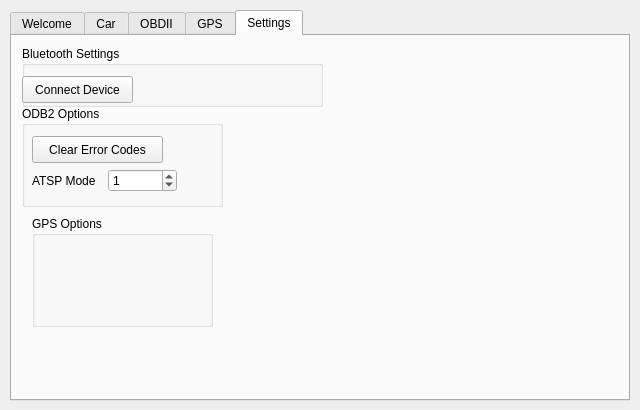
Above: main.ui from kd8bny/pi2go before the change. Below: the same form after it.
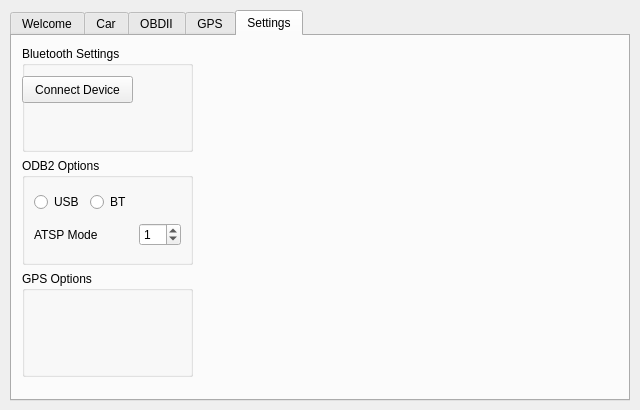
That is the form after the change. The open tabs and pages were chosen to show the change.

Commit message: Added USB/BT OBD selector

Diff of the .ui file:
```diff
--- a/main.ui
+++ b/main.ui
@@ -212,6 +212,19 @@
        </item>
       </layout>
      </widget>
+     <widget class="QPushButton" name="obdClear">
+      <property name="geometry">
+       <rect>
+        <x>480</x>
+        <y>330</y>
+        <width>131</width>
+        <height>27</height>
+       </rect>
+      </property>
+      <property name="text">
+       <string>Clear Error Codes</string>
+      </property>
+     </widget>
     </widget>
     <widget class="QWidget" name="GPStab">
      <attribute name="title">
@@ -339,15 +352,18 @@
      <attribute name="title">
       <string>Settings</string>
      </attribute>
-     <widget class="QGroupBox" name="groupBox">
+     <widget class="QWidget" name="">
       <property name="geometry">
        <rect>
         <x>10</x>
         <y>10</y>
-        <width>301</width>
-        <height>61</height>
+        <width>171</width>
+        <height>331</height>
        </rect>
       </property>
+      <layout class="QVBoxLayout" name="verticalLayout">
+       <item>
+        <widget class="QGroupBox" name="groupBox">
       <property name="title">
        <string>Bluetooth Settings</string>
       </property>
@@ -365,49 +381,35 @@
        </property>
       </widget>
      </widget>
+       </item>
+       <item>
      <widget class="QGroupBox" name="groupBox_2">
-      <property name="geometry">
-       <rect>
-        <x>10</x>
-        <y>70</y>
-        <width>201</width>
-        <height>101</height>
-       </rect>
-      </property>
       <property name="title">
        <string>ODB2 Options</string>
       </property>
-      <widget class="QPushButton" name="obdClear">
-       <property name="geometry">
-        <rect>
-         <x>10</x>
-         <y>30</y>
-         <width>131</width>
-         <height>27</height>
-        </rect>
-       </property>
+         <layout class="QGridLayout" name="gridLayout_3">
+          <item row="0" column="0">
+           <widget class="QRadioButton" name="usbRadio">
        <property name="text">
-        <string>Clear Error Codes</string>
-       </property>
-      </widget>
-      <widget class="QWidget" name="layoutWidget">
-       <property name="geometry">
-        <rect>
-         <x>10</x>
-         <y>60</y>
-         <width>145</width>
-         <height>29</height>
-        </rect>
-       </property>
-       <layout class="QHBoxLayout" name="horizontalLayout">
-        <item>
+             <string>USB</string>
+            </property>
+           </widget>
+          </item>
+          <item row="0" column="1" colspan="2">
+           <widget class="QRadioButton" name="btRadio">
+            <property name="text">
+             <string>BT</string>
+            </property>
+           </widget>
+          </item>
+          <item row="1" column="0" colspan="2">
          <widget class="QLabel" name="label_7">
           <property name="text">
            <string>ATSP Mode</string>
           </property>
          </widget>
         </item>
-        <item>
+          <item row="1" column="2">
          <widget class="QSpinBox" name="spinBox_ATSP">
           <property name="toolTip">
            <string extracomment="Value between 1 and 5"/>
@@ -434,19 +436,15 @@
         </item>
        </layout>
       </widget>
-     </widget>
+       </item>
+       <item>
      <widget class="QGroupBox" name="groupBox_3">
-      <property name="geometry">
-       <rect>
-        <x>20</x>
-        <y>180</y>
-        <width>181</width>
-        <height>111</height>
-       </rect>
-      </property>
       <property name="title">
        <string>GPS Options</string>
       </property>
+        </widget>
+       </item>
+      </layout>
      </widget>
      <zorder>groupBox_2</zorder>
      <zorder>groupBox</zorder>
```
Left out of the diff: 19 changed lines with no effect on the pictures. Lines whose indentation alone changed are shown as unchanged. The commit also changes 1 other file.
